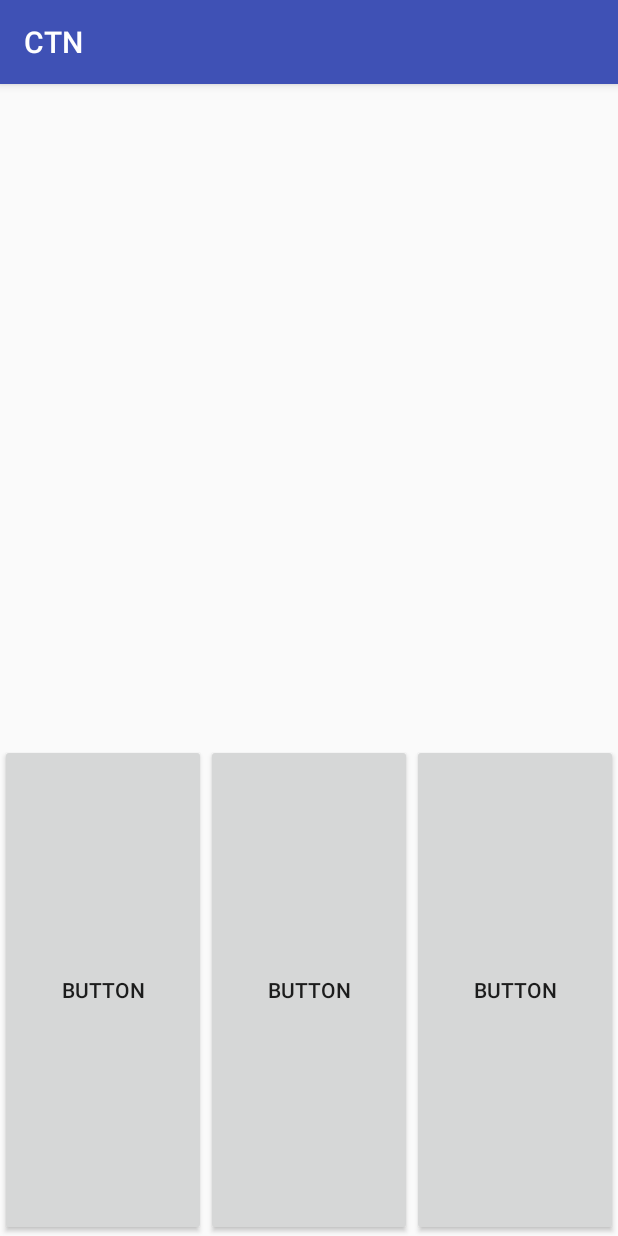
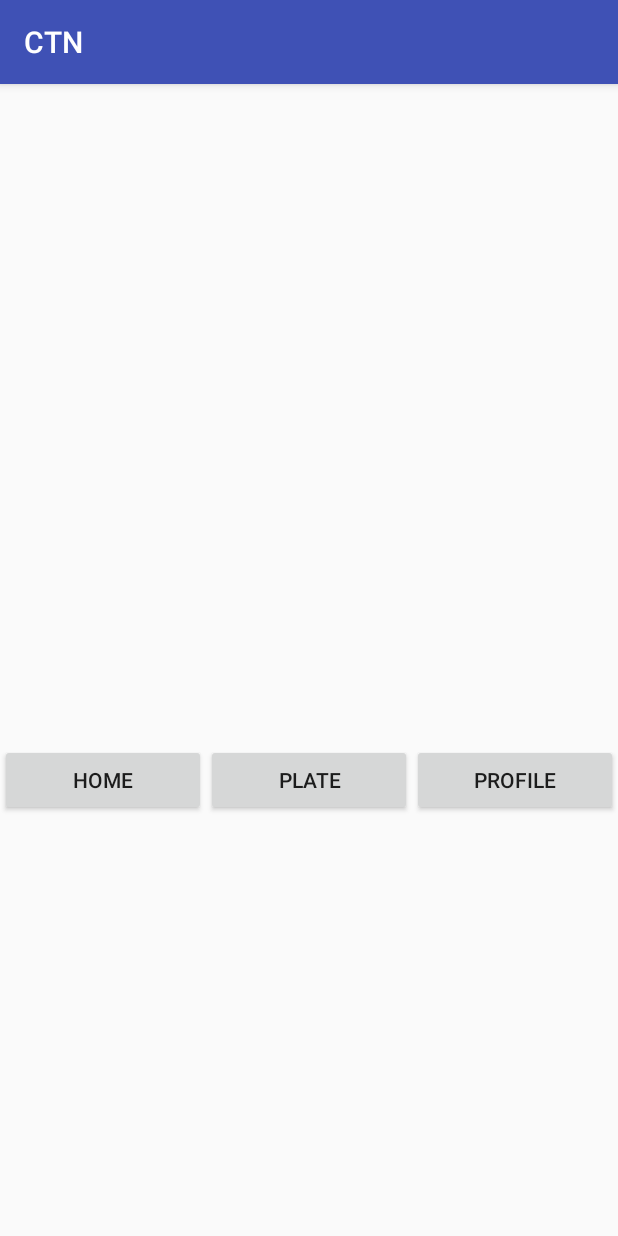
Before and after one commit to choudhary3/ctn_app, an Android app: the screen it shows after launch (MainScreen), on a phone screen of 412 x 824 dp. Run offline under Robolectric (Android 15) with nearby library versions, the phone set to English and light mode, and no system bars.

Commit message:
Added main screen layout

```diff
--- a/app/src/main/res/layout/activity_main_screen.xml
+++ b/app/src/main/res/layout/activity_main_screen.xml
@@ -1,6 +1,8 @@
 <?xml version="1.0" encoding="utf-8"?>
-<LinearLayout xmlns:android="http://schemas.android.com/apk/res/android"
-    android:orientation="vertical" android:layout_width="match_parent"
+<LinearLayout
+    xmlns:android="http://schemas.android.com/apk/res/android"
+    android:orientation="vertical"
+    android:layout_width="match_parent"
     android:layout_height="match_parent">
 
     <FrameLayout
@@ -16,23 +18,23 @@
         android:layout_height="match_parent">
 
         <Button
-            android:text="Button"
-            android:layout_width="match_parent"
-            android:layout_height="match_parent"
+            android:text="@string/home_text"
+            android:layout_width="wrap_content"
+            android:layout_height="wrap_content"
             android:id="@+id/menu"
             android:layout_weight="1" />
 
         <Button
-            android:text="Button"
-            android:layout_width="match_parent"
-            android:layout_height="match_parent"
+            android:text="@string/plate_text"
+            android:layout_width="wrap_content"
+            android:layout_height="wrap_content"
             android:id="@+id/cart"
             android:layout_weight="1" />
 
         <Button
-            android:text="Button"
-            android:layout_width="match_parent"
-            android:layout_height="match_parent"
+            android:text="@string/profile_text"
+            android:layout_width="wrap_content"
+            android:layout_height="wrap_content"
             android:id="@+id/profile"
             android:layout_weight="1" />
     </LinearLayout>
```
